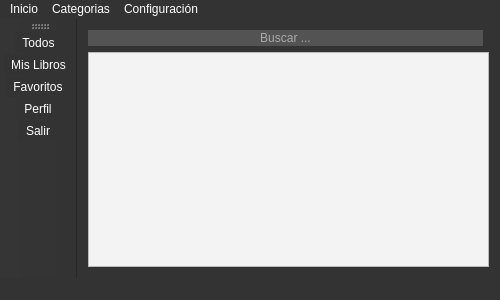
Above: mainwindow.ui from FenixAlive/MiLibreria before the change. Below: the same form after it.
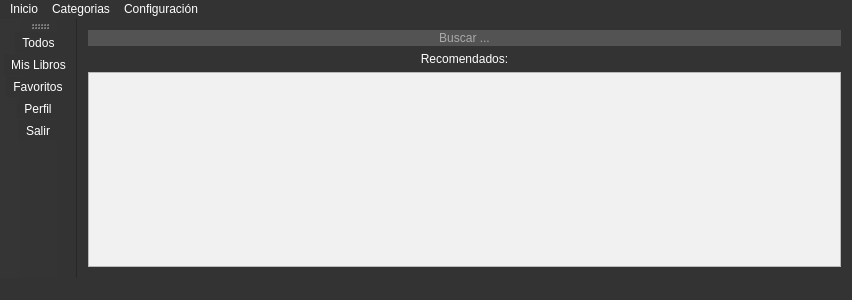
That is the form after the change. Icons and pictures are not drawn.

Commit message: perfil, libro y busqueda lista

What changed in the file:
```diff
--- a/mainwindow.ui
+++ b/mainwindow.ui
@@ -6,7 +6,7 @@
    <rect>
     <x>0</x>
     <y>0</y>
-    <width>500</width>
+    <width>813</width>
     <height>300</height>
    </rect>
   </property>
@@ -20,9 +20,9 @@
   <widget class="QWidget" name="centralWidget">
    <layout class="QGridLayout" name="gridLayout">
     <item row="0" column="0">
-     <layout class="QHBoxLayout" name="horizontalLayout">
+     <layout class="QVBoxLayout" name="verticalLayout">
       <item>
-       <widget class="QLineEdit" name="lineEdit">
+       <widget class="QLineEdit" name="buscarInput">
         <property name="styleSheet">
          <string notr="true">background-color: #535353;
 border-radius: 12px;</string>
@@ -35,35 +35,71 @@
         </property>
        </widget>
       </item>
+      <item>
+       <widget class="QLabel" name="resTitulo">
+        <property name="text">
+         <string>Recomendados:</string>
+        </property>
+        <property name="alignment">
+         <set>Qt::AlignCenter</set>
+        </property>
+       </widget>
+      </item>
+      <item>
+       <widget class="QListWidget" name="listLibrosWidget">
+        <property name="minimumSize">
+         <size>
+          <width>753</width>
+          <height>135</height>
+         </size>
+        </property>
+        <property name="baseSize">
+         <size>
+          <width>753</width>
+          <height>135</height>
+         </size>
+        </property>
+        <property name="styleSheet">
+         <string notr="true">color:white;
+background-color:#f1f1f1;</string>
+        </property>
+        <property name="horizontalScrollBarPolicy">
+         <enum>Qt::ScrollBarAsNeeded</enum>
+        </property>
+        <property name="sizeAdjustPolicy">
+         <enum>QAbstractScrollArea::AdjustToContents</enum>
+        </property>
+        <property name="iconSize">
+         <size>
+          <width>0</width>
+          <height>143</height>
+         </size>
+        </property>
+        <property name="resizeMode">
+         <enum>QListView::Adjust</enum>
+        </property>
+        <property name="gridSize">
+         <size>
+          <width>933</width>
+          <height>135</height>
+         </size>
+        </property>
+        <property name="viewMode">
+         <enum>QListView::ListMode</enum>
+        </property>
+        <property name="uniformItemSizes">
+         <bool>true</bool>
+        </property>
+        <property name="batchSize">
+         <number>143</number>
+        </property>
+        <property name="wordWrap">
+         <bool>true</bool>
+        </property>
+       </widget>
+      </item>
      </layout>
     </item>
-    <item row="0" column="1">
-     <widget class="QLabel" name="label">
-      <property name="text">
-       <string>&lt;html&gt;&lt;head/&gt;&lt;body&gt;&lt;p&gt;&lt;img src=&quot;:/images/img/buscar.png&quot;/&gt;&lt;/p&gt;&lt;/body&gt;&lt;/html&gt;</string>
-      </property>
-     </widget>
-    </item>
-    <item row="1" column="0" colspan="2">
-     <widget class="QScrollArea" name="scrollArea">
-      <property name="styleSheet">
-       <string notr="true">background-color: #f3f3f3;</string>
-      </property>
-      <property name="widgetResizable">
-       <bool>true</bool>
-      </property>
-      <widget class="QWidget" name="scrollAreaWidgetContents">
-       <property name="geometry">
-        <rect>
-         <x>0</x>
-         <y>0</y>
-         <width>440</width>
-         <height>205</height>
-        </rect>
-       </property>
-      </widget>
-     </widget>
-    </item>
    </layout>
   </widget>
   <widget class="QMenuBar" name="menuBar">
@@ -71,7 +107,7 @@
     <rect>
      <x>0</x>
      <y>0</y>
-     <width>500</width>
+     <width>813</width>
      <height>20</height>
     </rect>
    </property>
```
Left out of the diff: 3 changed lines with no effect on the pictures. The commit also changes 43 other files.
